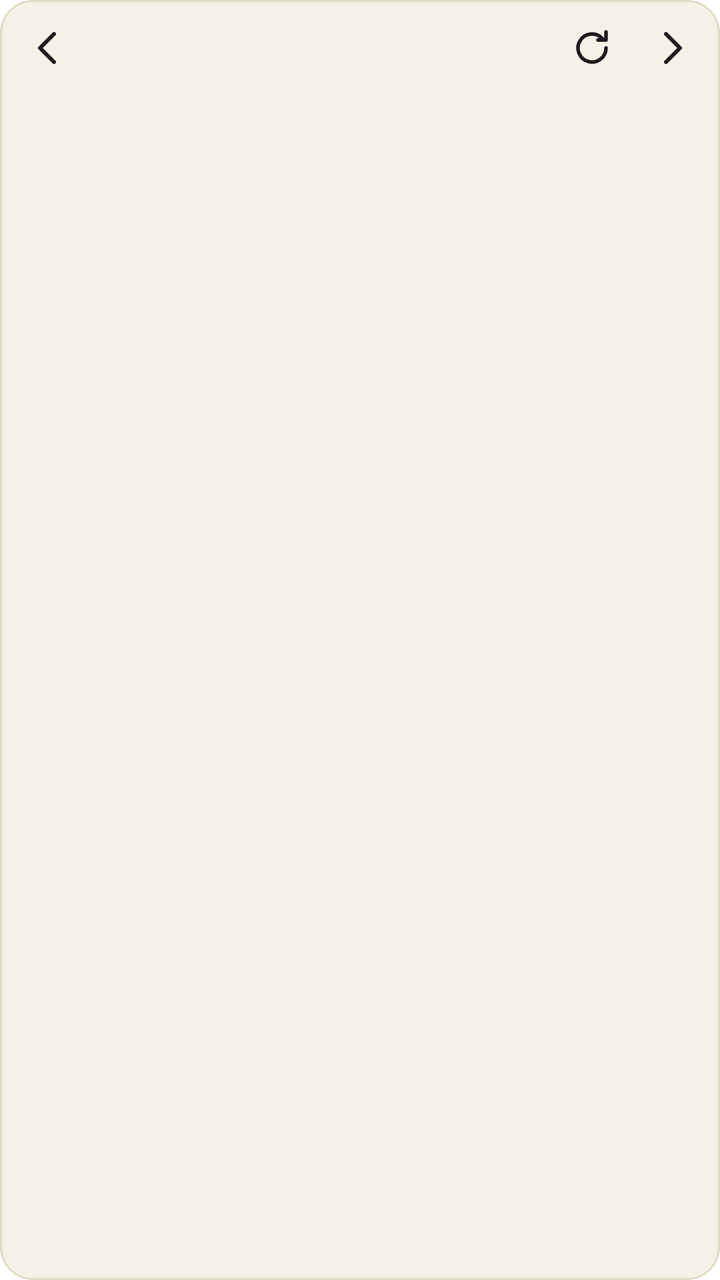
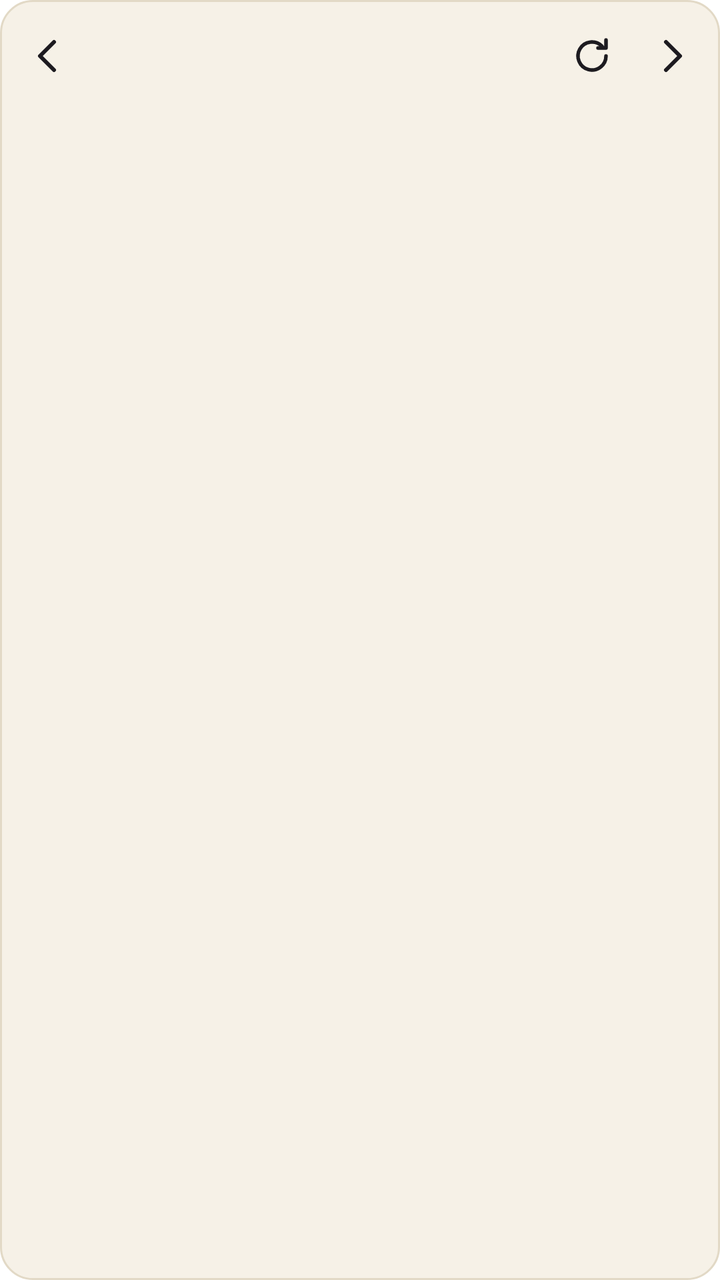

Screens rendered from an Android XML layout before and after an edit, with the pre-edit source and the edit as a unified diff.
<!-- AndroidManifest.xml: fallback theme Theme.MaterialComponents.DayNight.NoActionBar -->
<!-- res/layout/tefteri_agenda_widget.xml -->
<?xml version="1.0" encoding="utf-8"?>
<LinearLayout xmlns:android="http://schemas.android.com/apk/res/android"
    android:layout_width="match_parent"
    android:layout_height="match_parent"
    android:background="@drawable/widget_background"
    android:orientation="vertical"
    android:padding="4dp">

    <LinearLayout
        android:layout_width="match_parent"
        android:layout_height="40dp"
        android:gravity="center_vertical"
        android:orientation="horizontal">

        <ImageView
            android:id="@+id/agenda_previous"
            style="@style/TefteriAgendaArrow"
            android:contentDescription="@string/agenda_previous_description"
            android:src="@drawable/ic_widget_arrow_left" />

        <TextView
            android:id="@+id/agenda_date"
            android:layout_width="0dp"
            android:layout_height="match_parent"
            android:layout_weight="1"
            android:background="@drawable/widget_button_background"
            android:contentDescription="@string/agenda_today_description"
            android:gravity="center"
            android:maxLines="1"
            android:textColor="@color/widget_ink"
            android:textSize="16sp"
            android:textStyle="bold" />

        <ImageView
            android:id="@+id/agenda_refresh"
            style="@style/TefteriAgendaArrow"
            android:contentDescription="@string/agenda_refresh_description"
            android:src="@drawable/ic_widget_refresh" />

        <ImageView
            android:id="@+id/agenda_next"
            style="@style/TefteriAgendaArrow"
            android:contentDescription="@string/agenda_next_description"
            android:src="@drawable/ic_widget_arrow_right" />
    </LinearLayout>

    <ListView
        android:id="@+id/agenda_list"
        android:layout_width="match_parent"
        android:layout_height="0dp"
        android:layout_weight="1"
        android:divider="@null"
        android:dividerHeight="0dp" />
</LinearLayout>
<!-- resources referenced by this layout -->
<resources>
  <color name="widget_ink">#FF1D1B20</color>
  <!-- drawable ic_widget_arrow_left (drawable) -->
  <?xml version="1.0" encoding="utf-8"?>
  <vector xmlns:android="http://schemas.android.com/apk/res/android"
      android:width="24dp"
      android:height="24dp"
      android:viewportWidth="24"
      android:viewportHeight="24">
      <path android:fillColor="#00000000" android:pathData="M15,5l-7,7l7,7" android:strokeColor="@color/widget_ink" android:strokeLineCap="round" android:strokeLineJoin="round" android:strokeWidth="2" />
  </vector>
  <!-- drawable ic_widget_arrow_right (drawable) -->
  <?xml version="1.0" encoding="utf-8"?>
  <vector xmlns:android="http://schemas.android.com/apk/res/android"
      android:width="24dp"
      android:height="24dp"
      android:viewportWidth="24"
      android:viewportHeight="24">
      <path android:fillColor="#00000000" android:pathData="M9,5l7,7l-7,7" android:strokeColor="@color/widget_ink" android:strokeLineCap="round" android:strokeLineJoin="round" android:strokeWidth="2" />
  </vector>
  <!-- drawable ic_widget_refresh (drawable) -->
  <?xml version="1.0" encoding="utf-8"?>
  <vector xmlns:android="http://schemas.android.com/apk/res/android"
      android:width="24dp"
      android:height="24dp"
      android:viewportWidth="24"
      android:viewportHeight="24">
      <path android:fillColor="#00000000" android:pathData="M19,12a7,7 0 1 1 -2.05,-4.95M19,4v4h-4" android:strokeColor="@color/widget_ink" android:strokeLineCap="round" android:strokeLineJoin="round" android:strokeWidth="1.8" />
  </vector>
  <!-- drawable widget_background (drawable) -->
  <?xml version="1.0" encoding="utf-8"?>
  <shape xmlns:android="http://schemas.android.com/apk/res/android" android:shape="rectangle">
      <solid android:color="@color/widget_paper" />
      <stroke android:width="1dp" android:color="@color/widget_rule" />
      <corners android:radius="16dp" />
  </shape>
  <!-- drawable widget_button_background (drawable) -->
  <?xml version="1.0" encoding="utf-8"?>
  <selector xmlns:android="http://schemas.android.com/apk/res/android">
      <item android:state_pressed="true">
          <shape android:shape="rectangle">
              <solid android:color="@color/widget_pressed" />
              <corners android:radius="12dp" />
          </shape>
      </item>
      <item>
          <shape android:shape="rectangle">
              <solid android:color="#00000000" />
          </shape>
      </item>
  </selector>
  <string name="agenda_next_description">Show the day after</string>
  <string name="agenda_previous_description">Show the day before</string>
  <string name="agenda_refresh_description">Refresh the agenda</string>
  <string name="agenda_today_description">Go back to today</string>
  <style name="TefteriAgendaArrow">
          <item name="android:layout_width">40dp</item>
          <item name="android:layout_height">match_parent</item>
          <item name="android:padding">8dp</item>
          <item name="android:scaleType">centerInside</item>
          <item name="android:clickable">true</item>
          <item name="android:focusable">true</item>
          <item name="android:background">@drawable/widget_button_background</item>
      </style>
  <color name="widget_paper">#FFF6F1E7</color>
  <color name="widget_rule">#FFE2D9C6</color>
  <color name="widget_pressed">#1F2F4B7C</color>
</resources>

<!-- the commit's change to res/layout/tefteri_agenda_widget.xml (unified diff, before → after) -->
@@ -8,7 +8,7 @@
 
     <LinearLayout
         android:layout_width="match_parent"
-        android:layout_height="40dp"
+        android:layout_height="48dp"
         android:gravity="center_vertical"
         android:orientation="horizontal">
 
@@ -26,9 +26,10 @@
             android:background="@drawable/widget_button_background"
             android:contentDescription="@string/agenda_today_description"
             android:gravity="center"
-            android:maxLines="1"
+            android:lineSpacingExtra="0dp"
+            android:maxLines="2"
             android:textColor="@color/widget_ink"
-            android:textSize="16sp"
+            android:textSize="15sp"
             android:textStyle="bold" />
 
         <ImageView
